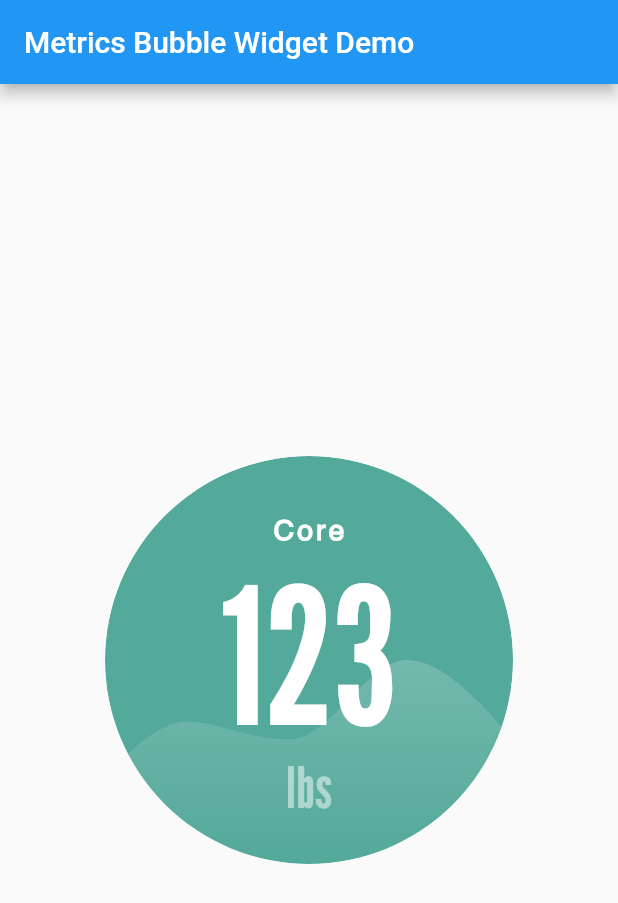
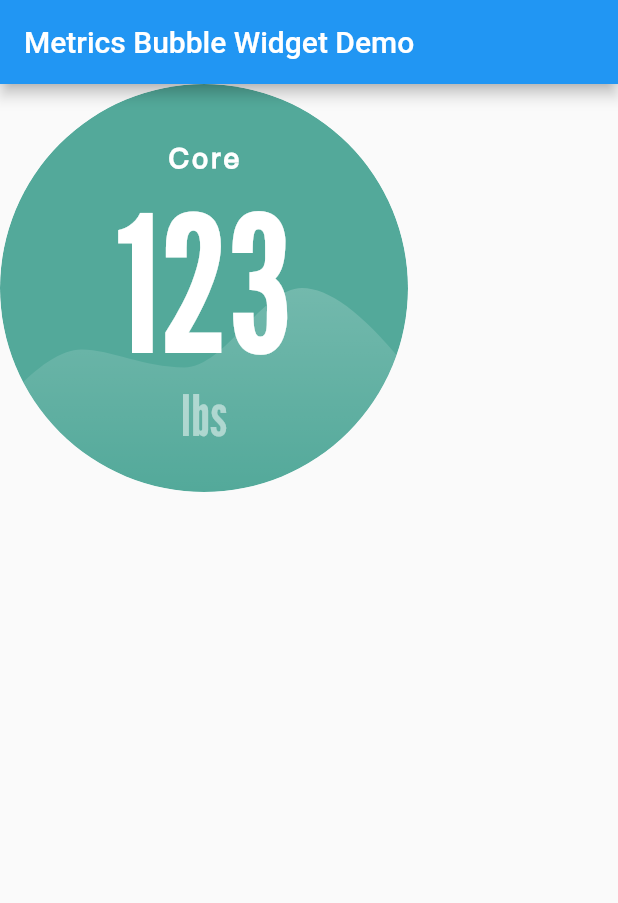
Before and after one commit to samuelobe/metrics_bubble, a Flutter app: the screen it shows after launch, on a phone screen of 412 x 824 dp. Shown: the top 903 px of the screen. Run offline on Flutter 3.47's test engine with Material 2 defaults, Android fonts, the phone set to English and light mode, and no system bars; our stand-ins replace flutter_svg.

```diff
--- a/lib/pages/home_page.dart
+++ b/lib/pages/home_page.dart
@@ -17,11 +17,13 @@ class _DemoPageState extends State<DemoPage> {
         appBar: AppBar(
           title: Text(widget.title),
         ),
-        body: const Center(
-          child: MetricsBubble(
-            label: 'Core',
-            weight: 123,
-          ),
+        body: Column(
+          children: const [
+            MetricsBubble(
+              label: 'Core',
+              weight: 123,
+            ),
+          ],
         ));
   }
 }
--- a/lib/widgets/metrics_bubble.dart
+++ b/lib/widgets/metrics_bubble.dart
@@ -8,7 +8,7 @@ class MetricsBubble extends StatelessWidget {
   final String label;
 
   /// The weight that is displayed in the middle portion of the widget.
-  final num weight;
+  final int weight;
 
   /// The diameter for the bubble.
   final double? diameter;
--- a/pubspec.yaml
+++ b/pubspec.yaml
@@ -35,6 +35,7 @@ dependencies:
   # Use with the CupertinoIcons class for iOS style icons.
   cupertino_icons: ^1.0.2
   flutter_svg: ^0.23.0+1
+  flutter_bloc: ^7.3.2
 
 dev_dependencies:
   flutter_test:
```
Also changed, not shown: pubspec.lock.
